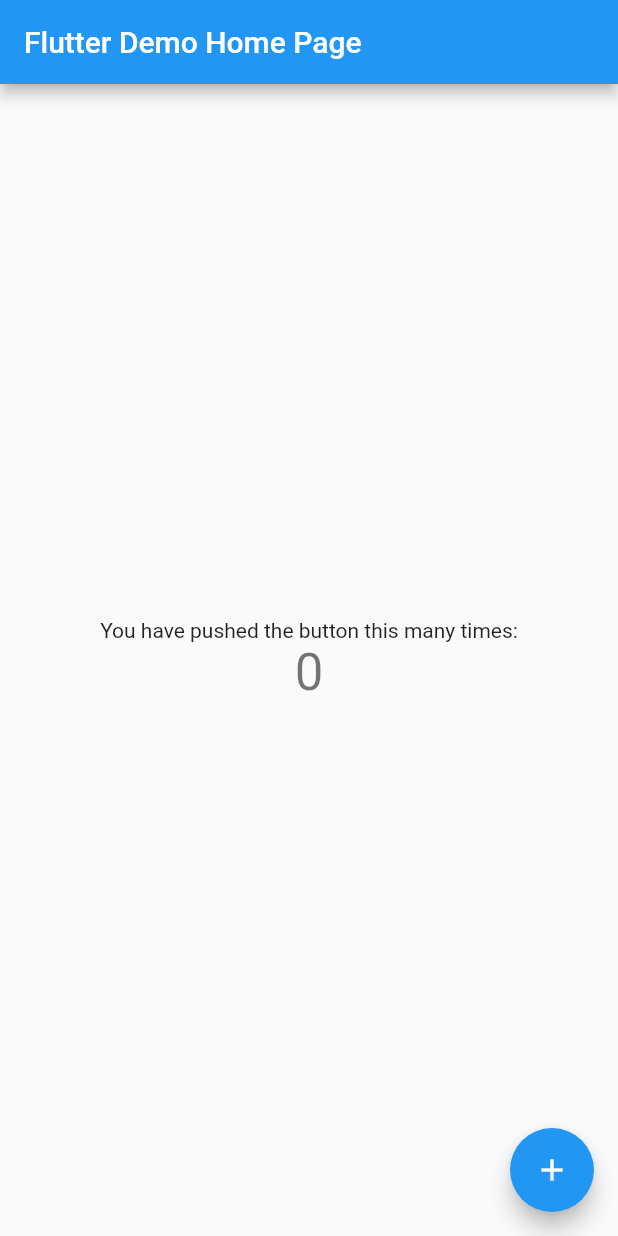
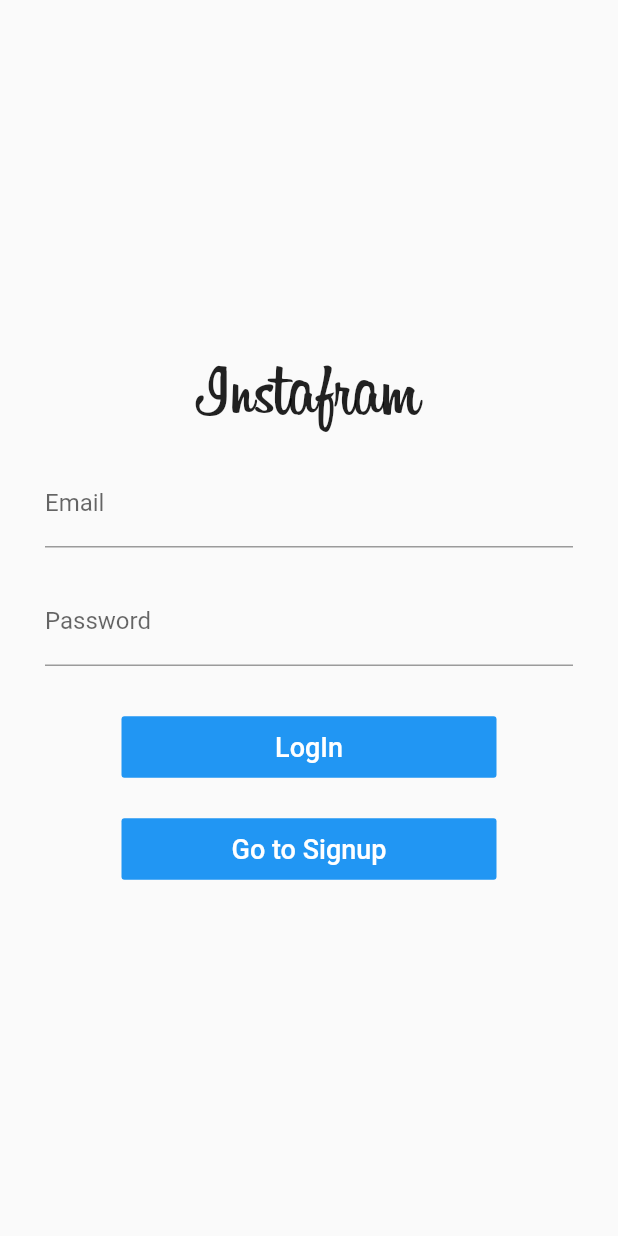
Before and after one commit to Wallruzz9114/instafram, a Flutter app: the screen it shows after launch, on a phone screen of 412 x 824 dp. Run offline on Flutter 3.47's test engine with Material 2 defaults, Android fonts, the phone set to English and light mode, and no system bars.

Commit message:
Added login and sign up screens (UI)

```diff
--- a/lib/main.dart
+++ b/lib/main.dart
@@ -1,117 +1,4 @@
 import 'package:flutter/material.dart';
+import 'package:instafram/src/instafram.dart';
 
-void main() {
-  runApp(MyApp());
-}
-
-class MyApp extends StatelessWidget {
-  // This widget is the root of your application.
-  @override
-  Widget build(BuildContext context) {
-    return MaterialApp(
-      title: 'Flutter Demo',
-      theme: ThemeData(
-        // This is the theme of your application.
-        //
-        // Try running your application with "flutter run". You'll see the
-        // application has a blue toolbar. Then, without quitting the app, try
-        // changing the primarySwatch below to Colors.green and then invoke
-        // "hot reload" (press "r" in the console where you ran "flutter run",
-        // or simply save your changes to "hot reload" in a Flutter IDE).
-        // Notice that the counter didn't reset back to zero; the application
-        // is not restarted.
-        primarySwatch: Colors.blue,
-        // This makes the visual density adapt to the platform that you run
-        // the app on. For desktop platforms, the controls will be smaller and
-        // closer together (more dense) than on mobile platforms.
-        visualDensity: VisualDensity.adaptivePlatformDensity,
-      ),
-      home: MyHomePage(title: 'Flutter Demo Home Page'),
-    );
-  }
-}
-
-class MyHomePage extends StatefulWidget {
-  MyHomePage({Key key, this.title}) : super(key: key);
-
-  // This widget is the home page of your application. It is stateful, meaning
-  // that it has a State object (defined below) that contains fields that affect
-  // how it looks.
-
-  // This class is the configuration for the state. It holds the values (in this
-  // case the title) provided by the parent (in this case the App widget) and
-  // used by the build method of the State. Fields in a Widget subclass are
-  // always marked "final".
-
-  final String title;
-
-  @override
-  _MyHomePageState createState() => _MyHomePageState();
-}
-
-class _MyHomePageState extends State<MyHomePage> {
-  int _counter = 0;
-
-  void _incrementCounter() {
-    setState(() {
-      // This call to setState tells the Flutter framework that something has
-      // changed in this State, which causes it to rerun the build method below
-      // so that the display can reflect the updated values. If we changed
-      // _counter without calling setState(), then the build method would not be
-      // called again, and so nothing would appear to happen.
-      _counter++;
-    });
-  }
-
-  @override
-  Widget build(BuildContext context) {
-    // This method is rerun every time setState is called, for instance as done
-    // by the _incrementCounter method above.
-    //
-    // The Flutter framework has been optimized to make rerunning build methods
-    // fast, so that you can just rebuild anything that needs updating rather
-    // than having to individually change instances of widgets.
-    return Scaffold(
-      appBar: AppBar(
-        // Here we take the value from the MyHomePage object that was created by
-        // the App.build method, and use it to set our appbar title.
-        title: Text(widget.title),
-      ),
-      body: Center(
-        // Center is a layout widget. It takes a single child and positions it
-        // in the middle of the parent.
-        child: Column(
-          // Column is also a layout widget. It takes a list of children and
-          // arranges them vertically. By default, it sizes itself to fit its
-          // children horizontally, and tries to be as tall as its parent.
-          //
-          // Invoke "debug painting" (press "p" in the console, choose the
-          // "Toggle Debug Paint" action from the Flutter Inspector in Android
-          // Studio, or the "Toggle Debug Paint" command in Visual Studio Code)
-          // to see the wireframe for each widget.
-          //
-          // Column has various properties to control how it sizes itself and
-          // how it positions its children. Here we use mainAxisAlignment to
-          // center the children vertically; the main axis here is the vertical
-          // axis because Columns are vertical (the cross axis would be
-          // horizontal).
-          mainAxisAlignment: MainAxisAlignment.center,
-          children: <Widget>[
-            Text(
-              'You have pushed the button this many times:',
-            ),
-            Text(
-              '$_counter',
-              style: Theme.of(context).textTheme.headline4,
-            ),
-          ],
-        ),
-      ),
-      floatingActionButton: FloatingActionButton(
-        onPressed: _incrementCounter,
-        tooltip: 'Increment',
-        child: Icon(Icons.add),
-      ), // This trailing comma makes auto-formatting nicer for build methods.
-    );
-  }
-}
+void main() => runApp(Instafram());
--- /dev/null
+++ b/lib/src/instafram.dart
@@ -0,0 +1,16 @@
+import 'package:flutter/material.dart';
+import 'package:instafram/src/screens/log_in_screen.dart';
+import 'package:instafram/src/screens/sign_up_screen.dart';
+
+class Instafram extends StatelessWidget {
+  @override
+  MaterialApp build(BuildContext context) => MaterialApp(
+        title: 'Instafram',
+        debugShowCheckedModeBanner: false,
+        home: LogInScreen(),
+        routes: <String, Widget Function(BuildContext)>{
+          LogInScreen.id: (BuildContext context) => LogInScreen(),
+          SignUpScreen.id: (BuildContext context) => SignUpScreen(),
+        },
+      );
+}
--- /dev/null
+++ b/lib/src/screens/log_in_screen.dart
@@ -0,0 +1,112 @@
+import 'package:flutter/material.dart';
+import 'package:instafram/src/screens/sign_up_screen.dart';
+
+class LogInScreen extends StatefulWidget {
+  static const String id = 'log_in_screen';
+
+  @override
+  _LogInScreenState createState() => _LogInScreenState();
+}
+
+class _LogInScreenState extends State<LogInScreen> {
+  final GlobalKey<FormState> _formKey = GlobalKey<FormState>();
+  String _email, _password;
+
+  void _submit() {
+    if (_formKey.currentState.validate()) {
+      _formKey.currentState.save();
+      // Log in user
+    }
+  }
+
+  @override
+  Scaffold build(BuildContext context) => Scaffold(
+        body: SingleChildScrollView(
+          child: Container(
+            height: MediaQuery.of(context).size.height,
+            child: Column(
+              mainAxisAlignment: MainAxisAlignment.center,
+              crossAxisAlignment: CrossAxisAlignment.center,
+              children: <Widget>[
+                const Text(
+                  'Instafram',
+                  style: TextStyle(
+                    fontFamily: 'Billabong',
+                    fontSize: 50.0,
+                  ),
+                ),
+                Form(
+                  key: _formKey,
+                  child: Column(
+                    mainAxisSize: MainAxisSize.min,
+                    children: <Widget>[
+                      Padding(
+                        padding: const EdgeInsets.symmetric(
+                          horizontal: 30.0,
+                          vertical: 10.0,
+                        ),
+                        child: TextFormField(
+                          decoration: const InputDecoration(labelText: 'Email'),
+                          validator: (String input) => !input.contains('@')
+                              ? 'Please enter a valid email'
+                              : null,
+                          onSaved: (String input) => _email = input,
+                        ),
+                      ),
+                      Padding(
+                        padding: const EdgeInsets.symmetric(
+                          horizontal: 30.0,
+                          vertical: 10.0,
+                        ),
+                        child: TextFormField(
+                          decoration:
+                              const InputDecoration(labelText: 'Password'),
+                          validator: (String input) => input.length < 6
+                              ? 'Must be at least 6 characters'
+                              : null,
+                          onSaved: (String input) => _password = input,
+                          obscureText: true,
+                        ),
+                      ),
+                      const SizedBox(height: 20.0),
+                      Container(
+                        width: 250.0,
+                        child: FlatButton(
+                          onPressed: _submit,
+                          color: Colors.blue,
+                          padding: const EdgeInsets.all(10.0),
+                          child: Text(
+                            'LogIn',
+                            style: TextStyle(
+                              color: Colors.white,
+                              fontSize: 18.0,
+                            ),
+                          ),
+                        ),
+                      ),
+                      const SizedBox(height: 20.0),
+                      Container(
+                        width: 250.0,
+                        child: FlatButton(
+                          onPressed: () =>
+                              Navigator.pushNamed(context, SignUpScreen.id),
+                          color: Colors.blue,
+                          padding: const EdgeInsets.all(10.0),
+                          child: Text(
+                            'Go to Signup',
+                            style: TextStyle(
+                              color: Colors.white,
+                              fontSize: 18.0,
+                            ),
+                          ),
+                        ),
+                      ),
+                    ],
+                  ),
+                ),
+              ],
+            ),
+          ),
+        ),
+      );
+}
```
Also changed, not shown: lib/src/screens/sign_up_screen.dart (added, +126 -0 lines), pubspec.yaml (+5 -42 lines), assets/fonts/Billabong.ttf (added), assets/images/user_placeholder.jpg (added), 1 other file.
